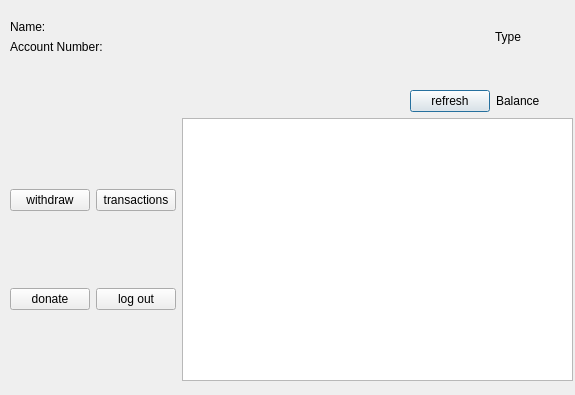
Above: bankautomat/mainmenu.ui from bank-2022/group11 before the change. Below: the same form after it.
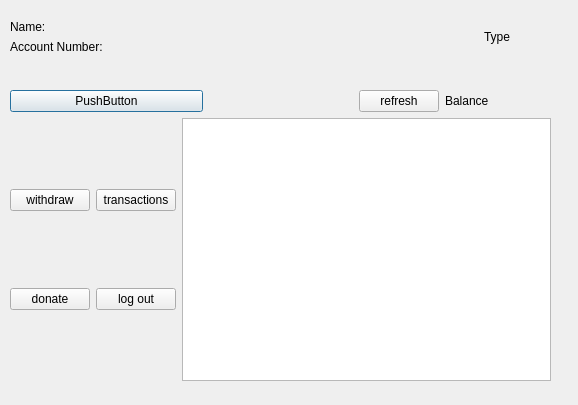
That is the form after the change.

Patch:
```diff
--- a/bankautomat/mainmenu.ui
+++ b/bankautomat/mainmenu.ui
@@ -6,8 +6,8 @@
    <rect>
     <x>0</x>
     <y>0</y>
-    <width>575</width>
-    <height>395</height>
+    <width>578</width>
+    <height>405</height>
    </rect>
   </property>
   <property name="windowTitle">
@@ -18,7 +18,7 @@
     <rect>
      <x>10</x>
      <y>20</y>
-     <width>563</width>
+     <width>541</width>
      <height>361</height>
     </rect>
    </property>
@@ -96,6 +96,13 @@
      <layout class="QVBoxLayout" name="verticalLayout_2">
       <item>
        <layout class="QHBoxLayout" name="horizontalLayout_3">
+        <item>
+         <widget class="QPushButton" name="infoButton">
+          <property name="text">
+           <string>PushButton</string>
+          </property>
+         </widget>
+        </item>
         <item>
          <spacer name="horizontalSpacer">
           <property name="orientation">
@@ -106,7 +113,7 @@
           </property>
           <property name="sizeHint" stdset="0">
            <size>
-            <width>400</width>
+            <width>150</width>
             <height>20</height>
            </size>
           </property>
```
